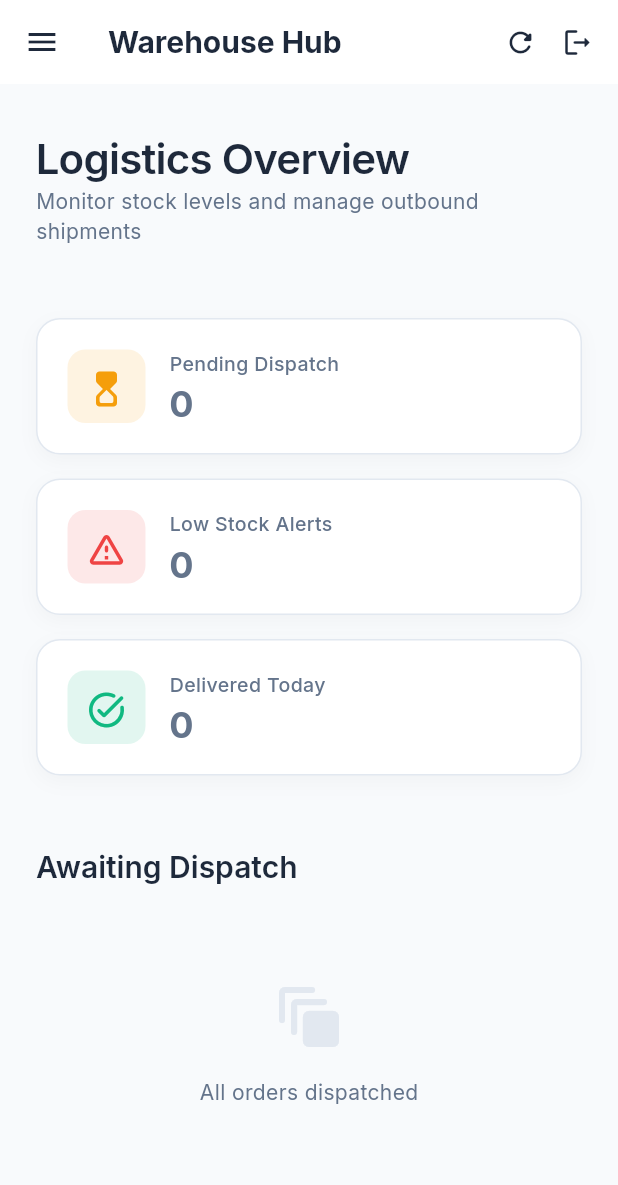
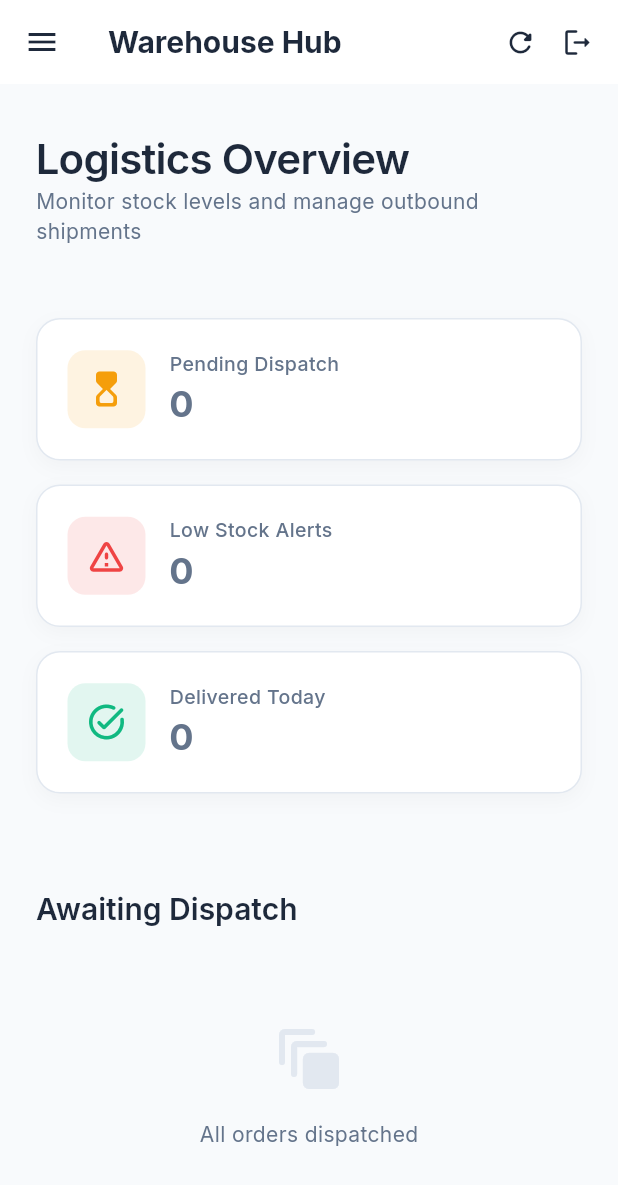
Before and after one commit to tapanya27/SE-Drug-Inventory-App, a Flutter app: the WarehouseDashboardScreen screen opened by its route, on a phone screen of 412 x 824 dp. Shown: the top 1185 px of the screen. Run offline on Flutter 3.47's test engine with Material 3 defaults, Android fonts, the phone set to English and light mode, and no system bars; our stand-ins replace file_picker, go_router, google_fonts, shared_preferences; accounts and stored records are empty; network calls fail.

Commit message:
UI: Stabilize dashboard scrolling and fix file picker permissions for mobile

```diff
--- /dev/null
+++ b/pharma_supply/devtools_options.yaml
@@ -0,0 +1,3 @@
+description: This file stores settings for Dart & Flutter DevTools.
+documentation: https://docs.flutter.dev/tools/devtools/extensions#configure-extension-enablement-states
+extensions:
--- a/pharma_supply/lib/core/services/stripe_service.dart
+++ b/pharma_supply/lib/core/services/stripe_service.dart
@@ -1,4 +1,4 @@
-import 'dart:convert';
+// import 'dart:convert';
 import 'package:flutter/foundation.dart';
 import 'api_service.dart';
 
--- a/pharma_supply/lib/features/warehouse/screens/warehouse_dashboard_screen.dart
+++ b/pharma_supply/lib/features/warehouse/screens/warehouse_dashboard_screen.dart
@@ -12,19 +12,17 @@ class WarehouseDashboardScreen extends StatefulWidget {
 }
 
 class _WarehouseDashboardScreenState extends State<WarehouseDashboardScreen> {
-  Future<List<dynamic>>? _ordersFuture;
-  Future<Map<String, dynamic>>? _statsFuture;
+  late Future<List<dynamic>> _ordersFuture;
 
   @override
   void initState() {
     super.initState();
-    _refreshOrders();
+    _ordersFuture = ApiService.getOrders();
   }
 
   void _refreshOrders() {
     setState(() {
       _ordersFuture = ApiService.getOrders();
-      _statsFuture = ApiService.getWarehouseStats();
     });
   }
 
@@ -33,7 +31,6 @@ class _WarehouseDashboardScreenState extends State<WarehouseDashboardScreen> {
     final theme = Theme.of(context);
 
     return Scaffold(
-      backgroundColor: AppColors.backgroundLight,
       appBar: AppBar(
         title: Text(
           'Warehouse Hub',
@@ -59,10 +56,9 @@ class _WarehouseDashboardScreenState extends State<WarehouseDashboardScreen> {
         ],
       ),
       drawer: _buildDrawer(context),
-      body: SingleChildScrollView(
+      body: ListView(
+        physics: const AlwaysScrollableScrollPhysics(),
         padding: const EdgeInsets.symmetric(horizontal: 24, vertical: 32),
-        child: Column(
-          crossAxisAlignment: CrossAxisAlignment.start,
         children: [
           _buildHeader(theme),
           const SizedBox(height: 32),
@@ -80,8 +76,8 @@ class _WarehouseDashboardScreenState extends State<WarehouseDashboardScreen> {
           const SizedBox(height: 16),
 
           _buildOrdersList(theme),
+          const SizedBox(height: 48), // Added extra bottom padding
         ],
-        ),
       ),
     );
   }
@@ -160,25 +156,21 @@ class _WarehouseDashboardScreenState extends State<WarehouseDashboardScreen> {
 
   Widget _buildStatsGrid(ThemeData theme) {
     return FutureBuilder<Map<String, dynamic>>(
-      future: _statsFuture,
+      future: ApiService.getWarehouseStats(),
       builder: (context, snapshot) {
+        if (snapshot.connectionState == ConnectionState.waiting) {
+          return const Center(child: Padding(padding: EdgeInsets.all(48.0), child: CircularProgressIndicator()));
+        }
+
         final stats = snapshot.data ?? {
           'pending_dispatch': 0,
           'low_stock': 0,
-          'delivered_today': 0,
+          'delivered_today': 0
         };
 
         return LayoutBuilder(
           builder: (context, constraints) {
-            int count = constraints.maxWidth > 800 ? 3 : (constraints.maxWidth > 500 ? 2 : 1);
-            return GridView.count(
-              crossAxisCount: count,
-              shrinkWrap: true,
-              physics: const NeverScrollableScrollPhysics(),
-              mainAxisSpacing: 16,
-              crossAxisSpacing: 16,
-              childAspectRatio: count == 1 ? 4 : 2.8,
-              children: [
+            final statsCards = [
               _StatCard(
                 title: 'Pending Dispatch',
                 value: stats['pending_dispatch'].toString(),
@@ -197,7 +189,27 @@ class _WarehouseDashboardScreenState extends State<WarehouseDashboardScreen> {
                 icon: Icons.task_alt_rounded,
                 color: AppColors.success
               ),
-              ],
+            ];
+
+            if (constraints.maxWidth < 600) {
+              return Column(
+                mainAxisSize: MainAxisSize.min,
+                children: statsCards.map((card) => Padding(
+                  padding: const EdgeInsets.only(bottom: 16),
+                  child: card,
+                )).toList(),
+              );
+            }
+
+            int count = constraints.maxWidth > 800 ? 3 : 2;
+            return GridView.count(
+              crossAxisCount: count,
+              shrinkWrap: true,
+              physics: const NeverScrollableScrollPhysics(),
+              mainAxisSpacing: 16,
+              crossAxisSpacing: 16,
+              childAspectRatio: 2.8,
+              children: statsCards,
             );
           },
         );
@@ -237,7 +249,18 @@ class _WarehouseDashboardScreenState extends State<WarehouseDashboardScreen> {
             separatorBuilder: (context, index) => const Divider(height: 1, color: AppColors.borderLight),
             itemBuilder: (context, index) {
               final order = orders[index];
-              return _buildOrderRow(context, order);
+              return AppListTile(
+                padding: const EdgeInsets.symmetric(horizontal: 20, vertical: 8),
+                title: Text(
+                  'Order #${order['id']}',
+                  style: const TextStyle(fontWeight: FontWeight.bold),
+                ),
+                subtitle: Text('${order['items']?.length ?? 0} items • Finalizing package'),
+                trailing: AppTextButton(
+                  text: 'Dispatch',
+                  onPressed: () => _updateStatus(order['id'], 'Dispatched'),
+                ),
+              );
             },
           ),
         );
@@ -245,67 +268,17 @@ class _WarehouseDashboardScreenState extends State<WarehouseDashboardScreen> {
     );
   }
 
-  Widget _buildOrderRow(BuildContext context, dynamic order) {
-    return AppListTile(
-      padding: const EdgeInsets.symmetric(horizontal: 24, vertical: 12),
-      leading: Container(
-        padding: const EdgeInsets.all(12),
-        decoration: BoxDecoration(color: AppColors.backgroundLight, borderRadius: BorderRadius.circular(12)),
-        child: const Icon(Icons.inventory_2_outlined, color: AppColors.primaryAccent),
-      ),
-      title: Text('Order #${order['id']}', style: const TextStyle(fontWeight: FontWeight.bold, inherit: true)),
-      subtitle: Padding(
-        padding: const EdgeInsets.only(top: 4),
-        child: Text(order['items_summary'] ?? 'N/A', maxLines: 1, overflow: TextOverflow.ellipsis, style: const TextStyle(inherit: true)),
-      ),
-      trailing: AppButton(
-        height: 40,
-        text: 'Dispatch',
-        onPressed: () async {
+  Future<void> _updateStatus(int orderId, String status) async {
     try {
-            final warnings = await ApiService.updateOrderStatus(order['id'], 'Dispatched');
-            if (context.mounted) {
-              if (warnings.isNotEmpty) _showLowStockWarning(context, warnings);
+      await ApiService.updateOrderStatus(orderId, status);
       _refreshOrders();
-            }
     } catch (e) {
-            if (context.mounted) {
-               ScaffoldMessenger.of(context).showSnackBar(SnackBar(content: Text('Error: $e')));
+      if (mounted) {
+        ScaffoldMessenger.of(context).showSnackBar(
+          SnackBar(content: Text('Error: $e'), backgroundColor: AppColors.error),
+        );
       }
     }
-        },
-      ),
-    );
-  }
-
-  void _showLowStockWarning(BuildContext context, List<dynamic> warnings) {
-    showDialog(
-      context: context,
-      builder: (context) => AlertDialog(
-        shape: RoundedRectangleBorder(borderRadius: BorderRadius.circular(20)),
-        title: const Row(
-          children: [
-            Icon(Icons.warning_amber_rounded, color: AppColors.warning),
-            SizedBox(width: 12),
-            Text('Stock Depletion'),
-          ],
-        ),
-        content: Column(
-          mainAxisSize: MainAxisSize.min,
-          crossAxisAlignment: CrossAxisAlignment.start,
-          children: warnings.map((w) => Padding(
-            padding: const EdgeInsets.symmetric(vertical: 4),
-            child: Text('• $w', style: const TextStyle(fontSize: 14)),
-          )).toList(),
-        ),
-        actions: [
-          AppTextButton(
-            onPressed: () => Navigator.pop(context),
-            text: 'Acknowledged',
-          ),
-        ],
-      ),
-    );
   }
 
   Widget _buildDrawer(BuildContext context) {
@@ -315,48 +288,53 @@ class _WarehouseDashboardScreenState extends State<WarehouseDashboardScreen> {
       child: Column(
         children: [
           DrawerHeader(
-            decoration: const BoxDecoration(
-              color: AppColors.backgroundLight,
-              border: Border(bottom: BorderSide(color: AppColors.borderLight)),
+            decoration: const BoxDecoration(color: AppColors.primaryLight),
+            child: Center(
+              child: Column(
+                mainAxisAlignment: MainAxisAlignment.center,
+                children: [
+                  const Icon(Icons.warehouse_rounded, size: 48, color: AppColors.primaryAccent),
+                  const SizedBox(height: 12),
+                  Text(
+                    'Pharma Supply',
+                    style: TextStyle(
+                      color: AppColors.primaryDark,
+                      fontWeight: FontWeight.bold,
+                      fontSize: 20,
                     ),
-            child: Row(
-              children: [
-                Container(
-                  padding: const EdgeInsets.all(12),
-                  decoration: BoxDecoration(color: AppColors.primaryAccent, borderRadius: BorderRadius.circular(12)),
-                  child: const Icon(Icons.warehouse_rounded, color: Colors.white, size: 28),
                   ),
-                const SizedBox(width: 16),
-                const Text('Logistics Hub', style: TextStyle(fontSize: 20, fontWeight: FontWeight.bold, letterSpacing: -0.5)),
                 ],
               ),
             ),
-          _buildDrawerItem(Icons.dashboard_outlined, 'Dashboard', true, () => Navigator.pop(context)),
-          _buildDrawerItem(Icons.inventory_2_outlined, 'Manage Inventory', false, () {
+          ),
+          ListTile(
+            leading: const Icon(Icons.dashboard_rounded, color: AppColors.primaryAccent),
+            title: const Text('Dashboard'),
+            onTap: () => Navigator.pop(context),
+            selected: true,
+            selectedTileColor: AppColors.primaryLight.withOpacity(0.5),
+          ),
+          ListTile(
+            leading: const Icon(Icons.inventory_2_rounded),
+            title: const Text('Inventory'),
+            onTap: () {
               Navigator.pop(context);
               context.go('/warehouse_inventory');
-          }),
+            },
+          ),
           const Spacer(),
-          _buildDrawerItem(Icons.logout_rounded, 'Sign Out', false, () async {
+          const Divider(),
+          ListTile(
+            leading: const Icon(Icons.logout_rounded, color: AppColors.error),
+            title: const Text('Sign Out', style: TextStyle(color: AppColors.error)),
+            onTap: () async {
               await ApiService.logout();
-            context.go('/login');
-          }),
-          const SizedBox(height: 20),
+              if (context.mounted) context.go('/login');
+            },
+          ),
+          const SizedBox(height: 16),
         ],
       ),
-    );
-  }
-
-  Widget _buildDrawerItem(IconData icon, String title, bool selected, VoidCallback onTap) {
-    return ListTile(
-      leading: Icon(icon, color: selected ? AppColors.primaryAccent : AppColors.textSecondaryLight, size: 22),
-      title: Text(title, style: TextStyle(color: selected ? AppColors.primaryAccent : AppColors.textPrimaryLight, fontWeight: selected ? FontWeight.w600 : FontWeight.w500)),
-      onTap: onTap,
-      dense: true,
-      selected: selected,
-      selectedTileColor: AppColors.primaryLight,
-      shape: RoundedRectangleBorder(borderRadius: BorderRadius.circular(10)),
-      contentPadding: const EdgeInsets.symmetric(horizontal: 20, vertical: 4),
     );
   }
 }
```
Also changed, not shown: pharma_supply/lib/features/pharmacy/screens/document_upload_screen.dart (+17 -5 lines), pharma_supply/lib/features/pharmacy/screens/pharmacy_dashboard_screen.dart (+162 -143 lines), 2 other files. Lines whose indentation alone changed are shown as unchanged.
